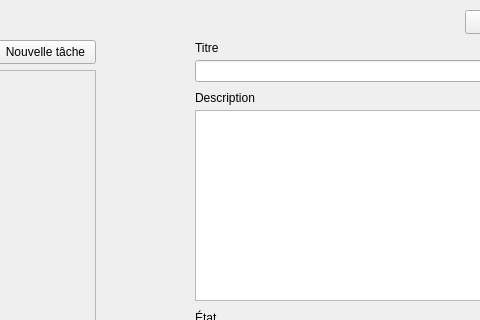
Above: ui_main_window.ui from LolaHeurtevin/task_manager_python before the change; both pictures show x 325 to 805 and y 0 to 320 of the 964 by 687 pixel window. Below: the same form after it.
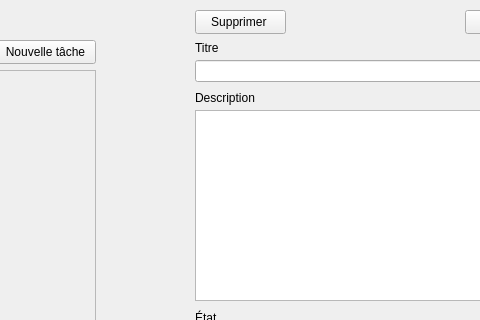
That is the form after the change.

Commit message: Ajout de la fonctionnalité supprimer une tâche

```diff
--- a/ui_main_window.ui
+++ b/ui_main_window.ui
@@ -323,6 +323,19 @@
      </widget>
     </widget>
    </widget>
+   <widget class="QPushButton" name="pushButton_7">
+    <property name="geometry">
+     <rect>
+      <x>520</x>
+      <y>10</y>
+      <width>91</width>
+      <height>24</height>
+     </rect>
+    </property>
+    <property name="text">
+     <string>Supprimer </string>
+    </property>
+   </widget>
   </widget>
   <widget class="QMenuBar" name="menubar">
    <property name="geometry">
```
The commit also changes 9 other files.
